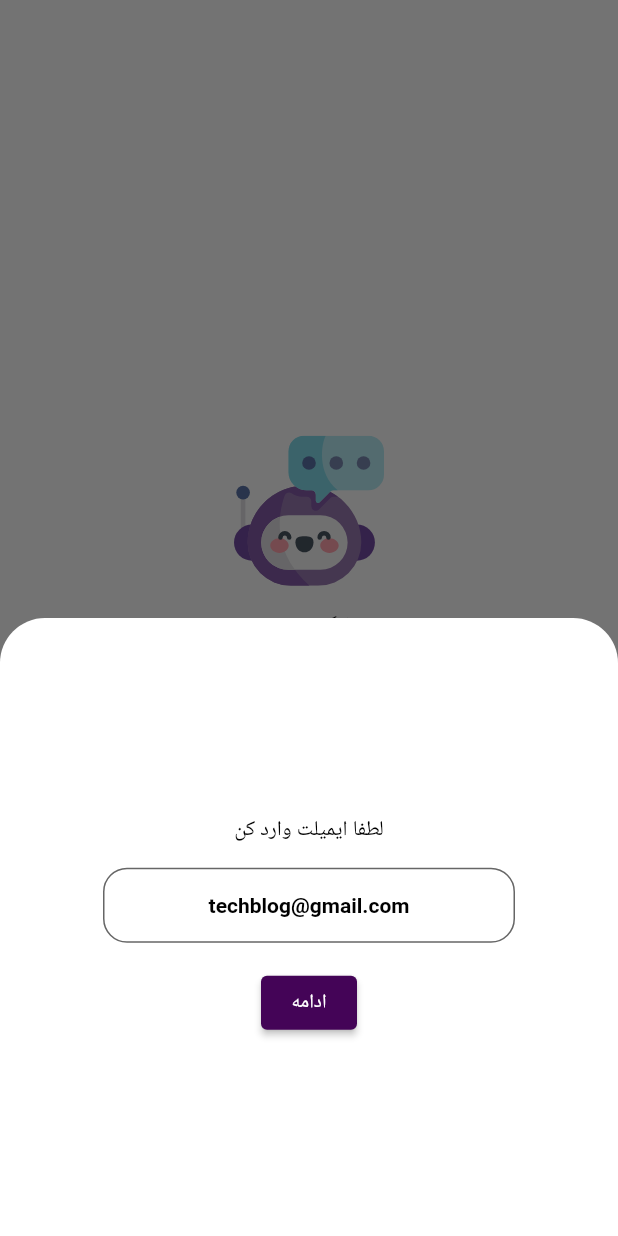
After one commit to zahraaapz/Techblog, a Flutter app: the ManageArticle screen opened directly, after a tap on "بزن بریم", on a phone screen of 412 x 824 dp. The commit adds this screen. Run offline on Flutter 3.47's test engine with Material 2 defaults, Android fonts, the phone set to English and light mode, and no system bars; our stand-ins replace cached_network_image, dio, flutter_spinkit, flutter_svg, flutter_widget_from_html, get and 3 more; accounts and stored records are empty; network calls fail; Roboto replaces fonts that are missing (dana).

Commit message:
tech blog

```diff
--- a/lib/controller/article_controller.dart
+++ b/lib/controller/article/article_controller.dart
@@ -4,7 +4,7 @@ import 'package:tech_blog/Model/tags.dart';
 
 import 'package:tech_blog/services/service.dart';
 
-import '../component/api_constant.dart';
+import '../../component/api_constant.dart';
 
 class ArticleScreenController extends GetxController {
 RxList<Tags>taglist=RxList();
--- a/lib/controller/article_controller_single.dart
+++ b/lib/controller/article/article_controller_single.dart
@@ -5,7 +5,7 @@ import 'package:tech_blog/Model/tags.dart';
 import 'package:tech_blog/component/api_constant.dart';
 import 'package:tech_blog/services/service.dart';
 
-import '../Model/article_info.dart';
+import '../../Model/article_info.dart';
 
 class SingleArticleScreenController extends GetxController {
   RxBool loading = false.obs;
--- a/lib/controller/registerController.dart
+++ b/lib/controller/registerController.dart
@@ -99,7 +99,7 @@ class RegisterController extends GetxController {
           ), const SizedBox(
                 height: 30,
               ),
-           Text(
+           const Text(
                   ''' فکر کن !! اینجا بودنت به این معناست که یک گیگ تکنولوژی هستی ..دونسته هاتو با جامعه ی گیگ های فارسی زبان به اشتراک بگذار''',maxLines: 3,)
            ,
            const SizedBox(
--- a/lib/main.dart
+++ b/lib/main.dart
@@ -7,7 +7,7 @@ import 'package:tech_blog/binding.dart';
 import 'package:tech_blog/component/color.dart';
 import 'package:tech_blog/component/component.dart';
 import 'package:tech_blog/view/ExractHomeScreen.dart';
-import 'package:tech_blog/view/single.dart';
+import 'package:tech_blog/view/article/single.dart';
 
 import 'package:tech_blog/view/splashScreen.dart';
 
@@ -40,8 +40,8 @@ class Main extends StatelessWidget {
 
 
 
-    GetPage(name: '/MainScreen', page: ()=>MainScreen(),binding: RegisterBinding()),
-    GetPage(name: '/SingleArticle', page: ()=>const Single(),binding: ArticleBinding()),
+    GetPage(name:NamedRoute.routeMainScreen , page: ()=>MainScreen(),binding: RegisterBinding()),
+    GetPage(name: NamedRoute.routeSingleArticle, page: ()=>const Single(),binding: ArticleBinding()),
   ],  );
   }
 
@@ -79,3 +79,8 @@ class Main extends StatelessWidget {
         textTheme: textStyle);
   }
 }
+class NamedRoute{
+
+  static String routeMainScreen='/MainScreen';
+  static String routeSingleArticle='/SingleArticle';
+}
--- a/lib/view/ExractHomeScreen.dart
+++ b/lib/view/ExractHomeScreen.dart
@@ -8,7 +8,6 @@ import 'package:tech_blog/component/color.dart';
 
 
 import 'package:tech_blog/component/component.dart';
-import 'package:tech_blog/controller/home_screen_controller.dart';
 import 'package:tech_blog/controller/registerController.dart';
 
 import 'package:tech_blog/gen/assets.gen.dart';
--- /dev/null
+++ b/lib/view/article/manage_article.dart
@@ -0,0 +1,187 @@
+// ignore_for_file: prefer_interpolation_to_compose_strings, avoid_print
+
+import 'package:flutter/material.dart';
+import 'package:flutter_svg/svg.dart';
+import 'package:get/get.dart';
+import 'package:tech_blog/component/color.dart';
+import 'package:tech_blog/component/component.dart';
+import 'package:tech_blog/controller/registerController.dart';
+import 'package:tech_blog/gen/assets.gen.dart';
+import 'package:tech_blog/component/string.dart';
+import 'package:validators/validators.dart';
+
+class ManageArticle extends StatelessWidget {
+  var  registerController=Get.find<RegisterController>();
+
+  ManageArticle({super.key});
+
+
+  @override
+  Widget build(BuildContext context) {
+    var textTheme = Theme.of(context).textTheme;
+    return Scaffold(
+      body: Padding(
+        padding: const EdgeInsets.all(8.0),
+        child: Center(
+          child: Column(mainAxisAlignment: MainAxisAlignment.center, children: [
+            SvgPicture.asset(
+              Assets.images.techbot.path,
+              height: 100,
+              width: 100,
+            ),
+            Padding(
+              padding: const EdgeInsets.all(18.0),
+              child: RichText(
+                  textAlign: TextAlign.center,
+                  text: TextSpan(
+                      text: MyString.wellcom, style: textTheme.headlineMedium)),
+            ),
+            SizedBox(
+              height: 50,
+              child: ElevatedButton(
+                style: ButtonStyle(
+
+
+                  backgroundColor: MaterialStateProperty.all(SolidColor.primary)),
+                onPressed: () {
+                  showBottonEmail(context, textTheme);
+                },
+                child: Text('بزن بریم',style:textStyle.displayLarge,),
+              ),
+            )
+          ]),
+        ),
+      ),
+    );
+  }
+
+  Future<dynamic> showBottonEmail(BuildContext context, TextTheme textTheme) {
+    return showModalBottomSheet(
+        isScrollControlled: true,
+        context: context,
+        backgroundColor: Colors.transparent,
+        builder: ((context) {
+          return Padding(
+            padding: EdgeInsets.only(
+                bottom: MediaQuery.of(context).viewInsets.bottom),
+            child: Container(
+              height: MediaQuery.of(context).size.height / 2,
+              decoration: const BoxDecoration(
+                  color: Colors.white,
+                  borderRadius: BorderRadius.only(
+                      topLeft: Radius.circular(30),
+                      topRight: Radius.circular(30))),
+              child: Column(
+                  mainAxisAlignment: MainAxisAlignment.center,
+                  children: [
+                    Padding(
+                      padding: const EdgeInsets.all(8.0),
+                      child: Text(
+                        'لطفا ایمیلت وارد کن',
+                        style: textTheme.headlineMedium,
+                      ),
+                    ),
+                    Padding(
+                      padding: const EdgeInsets.all(8.0),
+                      child: SizedBox(
+                        height: 50,
+                        width: Get.width/1.5,
+                        child: TextField(textAlign: TextAlign.center,
+                          controller: registerController.emailTextEditingController,
+                          onChanged: (value) {
+                            print(value + 'is email' + isEmail(value).toString());
+                          },
+                          decoration:  InputDecoration(
+                            hintText: 'techblog@gmail.com',hintStyle: textStyle.headlineLarge
+                          ),
+                        ),
+                      ),
+                    ),
+                    Padding(
+                      padding: const EdgeInsets.all(8.0),
+                      child: ElevatedButton(
+                        style: ButtonStyle(backgroundColor: MaterialStateProperty.all(SolidColor.primary)),
+                          onPressed: (() {
+                            registerController.register();
+                            Navigator.pop(context);
+                            showBottonCode(context, textTheme);
+
+                          }),
+                          child: Text(
+                            'ادامه',
+                            style: textStyle.displayLarge,
+                          )),
+                    )
+                  ]),
+            ),
+          );
+        }));
+  }
+
+  Future<dynamic> showBottonCode(BuildContext context, TextTheme textTheme) {
+    return showModalBottomSheet(
+        isScrollControlled: true,
+        context: context,
+        backgroundColor: Colors.transparent,
+        builder: ((context) {
+          return Padding(
+            padding: EdgeInsets.only(
+                bottom: MediaQuery.of(context).viewInsets.bottom),
+            child: Container(
+              height: MediaQuery.of(context).size.height / 2,
+              decoration: const BoxDecoration(
+                  color: Colors.white,
+                  borderRadius: BorderRadius.only(
+                      topLeft: Radius.circular(30),
+                      topRight: Radius.circular(30))),
+              child: Column(
+                  mainAxisAlignment: MainAxisAlignment.center,
+                  children: [
+                    const Padding(
+                      padding: EdgeInsets.all(8.0),
+                      child: Text(
+                        'کد را وارد کنید',
+                        // style: textStyle.headlineLarge,
+                      ),
+                    ),
+
+                    Padding(
+                      padding: const EdgeInsets.all(8.0),
+                      child: SizedBox(
+                        height: 50,
+                        width: Get.width/1.5,
+                        child:  TextField(
+                          controller: registerController.activeTextEditingController ,
+                          textAlign: TextAlign.center,
+                          decoration: const InputDecoration(
+                            hintText: '******',
+                          ),
+                        ),
+                      ),
+                    ),
+                    Padding(
+                      padding: const EdgeInsets.all(8.0),
+                      child: SizedBox(
+                        height: 50,
+                        child: ElevatedButton(
+                          style: ButtonStyle(backgroundColor: MaterialStateProperty.all(SolidColor.primary)),
+                            onPressed: (() {
+                              registerController.verify();
+                              // Navigator.of(context).pushReplacement(
+                              //     MaterialPageRoute(builder: ((context) {
+                              //   return const MyCats();
+                              // })));
+
+                            }),
+                            child: Text(
+                              'ادامه',
+                              style: textStyle.displayLarge,
+                            )),
+                      ),
+                    )
+                  ]),
+            ),
+          );
+        }));
+  }
+}
--- a/lib/view/splashScreen.dart
+++ b/lib/view/splashScreen.dart
@@ -5,6 +5,7 @@ import 'package:flutter/material.dart';
 import 'package:flutter_spinkit/flutter_spinkit.dart';
 import 'package:get/get.dart';
 import 'package:tech_blog/component/color.dart';
+import 'package:tech_blog/main.dart';
 import 'package:tech_blog/view/ExractHomeScreen.dart';
 import '../gen/assets.gen.dart';
 
@@ -19,7 +20,7 @@ class _SplashScreenState extends State<SplashScreen> {
   @override
   void initState() {
     Future.delayed(const Duration(seconds: 3)).then((value) {
-Get.offAndToNamed('/MainScreen');
+Get.offAndToNamed(NamedRoute.routeMainScreen);
 
 
     });
```
Also changed, not shown: lib/binding.dart (+18 -2 lines), lib/controller/article/manage_article.dart (added, +11 -0 lines), lib/services/service.dart (+10 -0 lines), lib/view/article/article-list.dart (renamed from lib/view/article-list.dart, +4 -4 lines), lib/view/article/single.dart (renamed from lib/view/single.dart, +3 -6 lines), lib/view/homeScreen.dart (+6 -5 lines).
